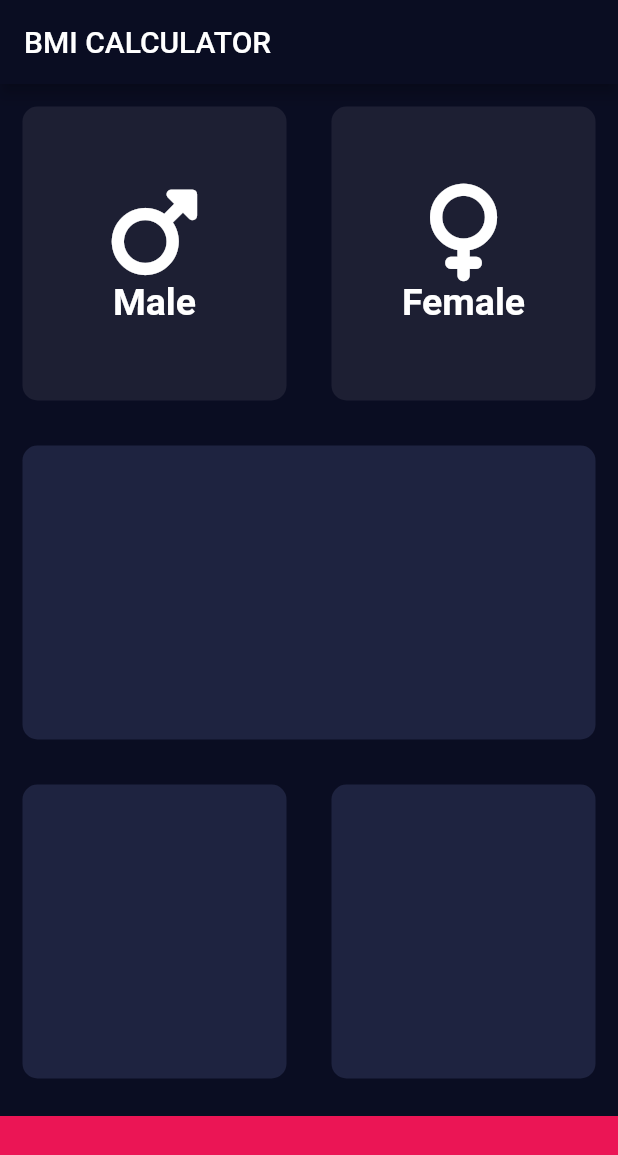
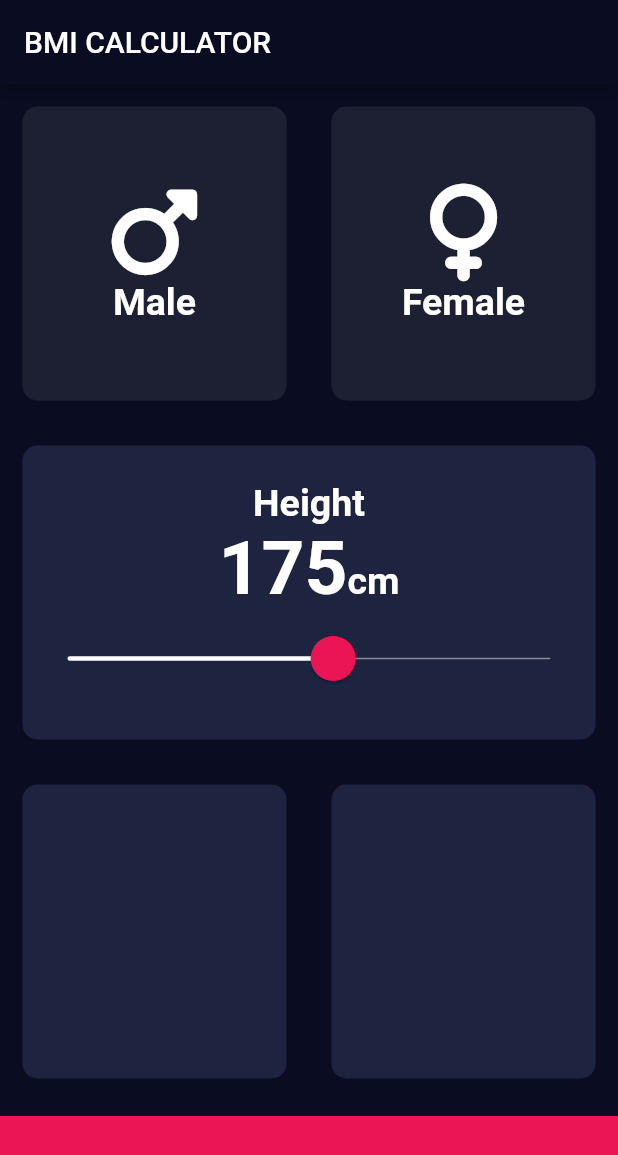
Before and after one commit to HeratUni-CS/bmi-calculator-asadullahsadiqi, a Flutter app: the screen it shows after launch, on a phone screen of 412 x 824 dp. Shown: the top 1155 px of the screen. Run offline on Flutter 3.47's test engine with Material 2 defaults, Android fonts, the phone set to English and light mode, and no system bars; our stand-ins replace font_awesome_flutter.

Commit message:
creating the  medel card for height and create slider the chose the height value with slider

```diff
--- /dev/null
+++ b/lib/constant.dart
@@ -0,0 +1,13 @@
+
+import 'package:flutter/material.dart';
+
+const kLabelstyle =TextStyle(
+  fontSize: 25,
+  fontWeight: FontWeight.bold,
+);
+const kNumbersstyle=TextStyle(
+  fontSize: 50,
+  fontWeight: FontWeight.bold,
+);
+const kActiveCardColor = Color(0xFF1E2340);
+const kInactiveCardCOlor = Color(0xFF1D1F33);
--- a/lib/icon_content.dart
+++ b/lib/icon_content.dart
@@ -1,5 +1,7 @@
 
 import 'package:flutter/material.dart';
+import 'constant.dart';
+
 class iconContent extends StatelessWidget {
   final IconData iconData;
   final String label;
@@ -12,10 +14,7 @@ class iconContent extends StatelessWidget {
         Icon(iconData, size: 65),
         Text(
           label,
-          style: TextStyle(
-            fontSize: 25,
-            fontWeight: FontWeight.bold,
-          ),
+          style: kLabelstyle,
         ),
       ],
     );
--- a/lib/input_page.dart
+++ b/lib/input_page.dart
@@ -2,9 +2,9 @@ import 'package:flutter/material.dart';
 import 'package:font_awesome_flutter/font_awesome_flutter.dart';
 import 'icon_content.dart';
 import 'reusable_widget.dart';
+import 'constant.dart';
 
-const activeCardColor = Color(0xFF1E2340);
-const inactiveCardCOlor = Color(0xFF1D1F33);
+
 enum Gender{
   male,
   female,
@@ -17,9 +17,10 @@ class InputPage extends StatefulWidget {
 }
 
 class _InputPageState extends State<InputPage> {
-  Color maleCardColor= inactiveCardCOlor;
-  Color femaleCardColor= inactiveCardCOlor;
+  Color maleCardColor= kInactiveCardCOlor;
+  Color femaleCardColor= kInactiveCardCOlor;
 Gender? genderSelectd;
+int height =175;
   // void genderSelected(Gender selectedGender){
   //   setState(() {
   //     if(selectedGender==Gender.male){
@@ -50,7 +51,7 @@ Gender? genderSelectd;
                     genderSelectd=Gender.male;
                   });
                   },
-                  color: (genderSelectd==Gender.male)?activeCardColor:inactiveCardCOlor,
+                  color: (genderSelectd==Gender.male)?kActiveCardColor:kInactiveCardCOlor,
                   child: iconContent(
                       iconData: FontAwesomeIcons.mars, label: 'Male'),
                 ),
@@ -60,7 +61,7 @@ Gender? genderSelectd;
                   genderSelectd=Gender.female;
                 });
                   },
-                    color: (genderSelectd==Gender.female)?activeCardColor:inactiveCardCOlor,
+                    color: (genderSelectd==Gender.female)?kActiveCardColor:kInactiveCardCOlor,
                   child: iconContent(
                     iconData: FontAwesomeIcons.venus,
                     label: 'Female',
@@ -69,12 +70,62 @@ Gender? genderSelectd;
               ],
             ),
           ),
-          ResusableWidgit(color: activeCardColor),
+          ResusableWidgit(
+              color: kActiveCardColor,
+            child: Column(
+              mainAxisAlignment: MainAxisAlignment.center,
+              children: [
+                Text(
+                    'Height',
+                  style: kLabelstyle,
+                ),
+                Row(
+                  mainAxisAlignment: MainAxisAlignment.center,
+                  crossAxisAlignment: CrossAxisAlignment.baseline,
+                  textBaseline:TextBaseline.alphabetic,
+                  children: [
+
+                    Text(
+                       height.toString(),
+                      style: kNumbersstyle,
+                    ),
+                    Text(
+                        'cm',
+                      style: kLabelstyle,
+                    ),
+
+
+                  ],
+                ),
+                SliderTheme(
+                  data: SliderThemeData(
+                    trackHeight: 1,
+                    thumbShape: RoundSliderThumbShape(enabledThumbRadius: 15),
+                    overlayShape: RoundSliderOverlayShape(overlayRadius: 30),
+                  ),
+
+                  child: Slider(
+                    value: height.toDouble(),
+                    onChanged: (double value){
+                      setState(() {
+                      height=value.round();
+                      });
+                    },
+                    min: 120,
+                    max: 220,
+                    activeColor: Colors.white,
+                    inactiveColor: Color(0xFF888993),
+                    thumbColor: Color(0xFFEB1555),
+                  ),
+                ),
+              ],
+            ),
+          ),
           Expanded(
             child: Row(
               children: [
-                ResusableWidgit(color: activeCardColor),
-                ResusableWidgit(color: activeCardColor),
+                ResusableWidgit(color: kActiveCardColor),
+                ResusableWidgit(color: kActiveCardColor),
               ],
             ),
           ),
--- a/lib/reusable_widget.dart
+++ b/lib/reusable_widget.dart
@@ -12,6 +12,7 @@ class ResusableWidgit extends StatelessWidget {
       child: InkWell(
         onTap:onPressed ,
         child: Container(
+          width: double.infinity,
           margin: EdgeInsets.all(15),
           decoration: BoxDecoration(
             borderRadius: BorderRadius.circular(10),
```
